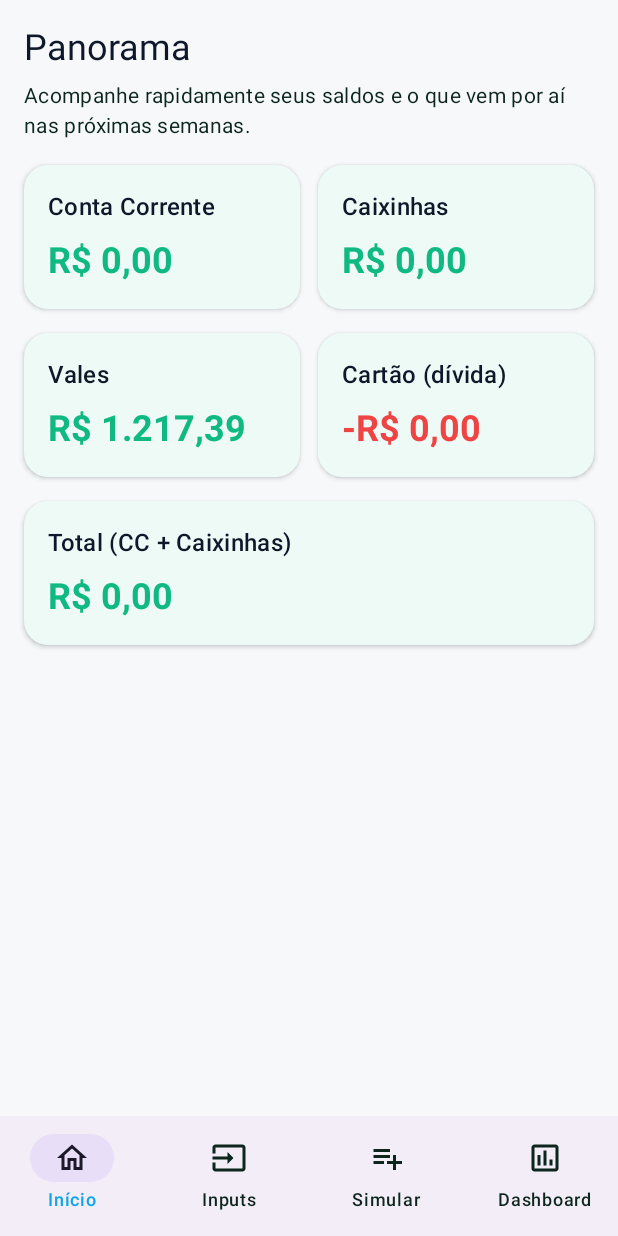
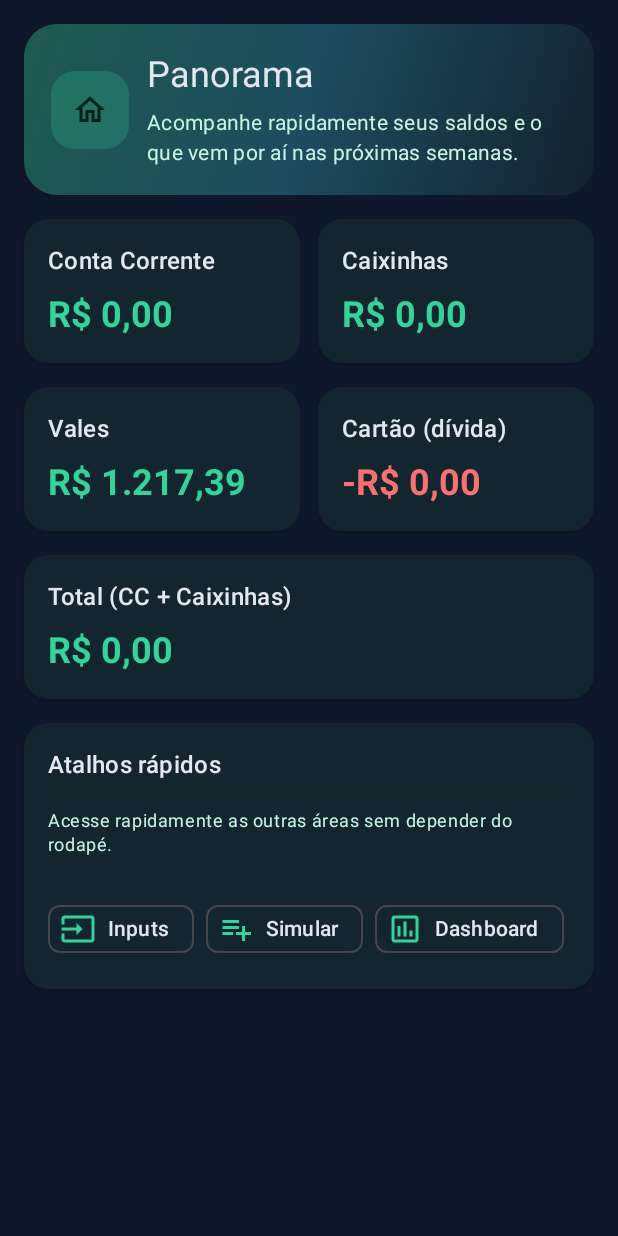
Before and after one commit to GloedenJoao/Android_AppV4, an Android app built with Jetpack Compose: the screen it shows after launch (MainActivity), on a phone screen of 412 x 824 dp. Run offline under Robolectric (Android 15) with nearby library versions, the phone set to English and light mode, and no system bars.

Commit message:
Ajusta tema escuro e cabeçalhos das telas

```diff
--- a/app/src/main/java/com/financeplanner/app/app/MainActivity.kt
+++ b/app/src/main/java/com/financeplanner/app/app/MainActivity.kt
@@ -47,6 +47,8 @@ data class Screen(val route: String, val label: String, val icon: @Composable ()
 @Composable
 fun FinancePlannerApp(viewModel: FinanceViewModel) {
     val navController = rememberNavController()
+    val navBackStackEntry by navController.currentBackStackEntryAsState()
+    val currentRoute = navBackStackEntry?.destination?.route
     val screens = listOf(
         Screen("home", "Início") { Icon(Icons.Outlined.Home, contentDescription = null) },
         Screen("inputs", "Inputs") { Icon(Icons.Outlined.Input, contentDescription = null) },
@@ -55,14 +57,18 @@ fun FinancePlannerApp(viewModel: FinanceViewModel) {
     )
 
     Scaffold(
-        bottomBar = { BottomNav(navController, screens) }
+        bottomBar = {
+            if (currentRoute != "home") {
+                BottomNav(navController, screens)
+            }
+        }
     ) { innerPadding ->
         NavHost(
             navController = navController,
             startDestination = "home",
             modifier = Modifier.padding(innerPadding)
         ) {
-            composable("home") { HomeScreen(viewModel) }
+            composable("home") { HomeScreen(viewModel, onNavigateTo = { navController.navigate(it) }) }
             composable("inputs") { InputsScreen(viewModel) }
             composable("simulate") { SimulationScreen(viewModel) }
             composable("dashboard") { DashboardScreen(viewModel) }
--- a/app/src/main/java/com/financeplanner/app/ui/Screens.kt
+++ b/app/src/main/java/com/financeplanner/app/ui/Screens.kt
@@ -2,20 +2,30 @@ package com.financeplanner.app.ui
 
 import androidx.compose.foundation.Canvas
 import androidx.compose.foundation.background
+import androidx.compose.foundation.layout.Box
 import androidx.compose.foundation.layout.Arrangement
 import androidx.compose.foundation.layout.Column
 import androidx.compose.foundation.layout.ExperimentalLayoutApi
 import androidx.compose.foundation.layout.FlowRow
+import androidx.compose.foundation.layout.Spacer
 import androidx.compose.foundation.layout.Row
 import androidx.compose.foundation.layout.fillMaxSize
 import androidx.compose.foundation.layout.fillMaxWidth
 import androidx.compose.foundation.layout.height
 import androidx.compose.foundation.layout.padding
+import androidx.compose.foundation.layout.size
+import androidx.compose.foundation.layout.width
 import androidx.compose.foundation.lazy.LazyColumn
 import androidx.compose.foundation.shape.RoundedCornerShape
 import androidx.compose.material.icons.Icons
+import androidx.compose.material.icons.outlined.Assessment
 import androidx.compose.material.icons.outlined.Delete
+import androidx.compose.material.icons.outlined.Home
+import androidx.compose.material.icons.outlined.Input
+import androidx.compose.material.icons.outlined.PlaylistAdd
+import androidx.compose.material.icons.outlined.Settings
 import androidx.compose.material3.AssistChip
+import androidx.compose.material3.AssistChipDefaults
 import androidx.compose.material3.Button
 import androidx.compose.material3.Card
 import androidx.compose.material3.CardDefaults
@@ -49,7 +59,9 @@ import androidx.compose.runtime.rememberCoroutineScope
 import androidx.compose.runtime.setValue
 import androidx.compose.ui.Alignment
 import androidx.compose.ui.Modifier
+import androidx.compose.ui.graphics.Brush
 import androidx.compose.ui.graphics.Color
+import androidx.compose.ui.graphics.vector.ImageVector
 import androidx.compose.foundation.text.KeyboardOptions
 import androidx.compose.ui.platform.LocalFocusManager
 import androidx.compose.ui.text.input.ImeAction
@@ -78,7 +90,7 @@ private fun Double.toInputText(): String = if (this == 0.0) "" else this.toStrin
 private fun Int.toInputText(): String = if (this <= 0) "" else this.toString()
 
 @Composable
-fun HomeScreen(viewModel: FinanceViewModel) {
+fun HomeScreen(viewModel: FinanceViewModel, onNavigateTo: (String) -> Unit) {
     val caixinhaTotal = viewModel.caixinhas.sumOf { it.balance }
     val valeTotal = viewModel.vales.sumOf { it.balance }
     LazyColumn(
@@ -89,14 +101,11 @@ fun HomeScreen(viewModel: FinanceViewModel) {
         verticalArrangement = Arrangement.spacedBy(16.dp)
     ) {
         item {
-            Column(verticalArrangement = Arrangement.spacedBy(6.dp)) {
-                Text("Panorama", style = MaterialTheme.typography.headlineSmall)
-                Text(
-                    "Acompanhe rapidamente seus saldos e o que vem por aí nas próximas semanas.",
-                    style = MaterialTheme.typography.bodyMedium,
-                    color = MaterialTheme.colorScheme.onSurfaceVariant
-                )
-            }
+            ScreenHeader(
+                title = "Panorama",
+                subtitle = "Acompanhe rapidamente seus saldos e o que vem por aí nas próximas semanas.",
+                icon = Icons.Outlined.Home
+            )
         }
         item {
             Row(
@@ -136,7 +145,88 @@ fun HomeScreen(viewModel: FinanceViewModel) {
                 modifier = Modifier.fillMaxWidth()
             )
         }
+        item {
+            HomeShortcuts(onNavigateTo = onNavigateTo)
+        }
     }
+}
+
+@Composable
+private fun ScreenHeader(title: String, subtitle: String, icon: ImageVector) {
+    Card(
+        modifier = Modifier.fillMaxWidth(),
+        colors = CardDefaults.cardColors(containerColor = MaterialTheme.colorScheme.surfaceColorAtElevation(6.dp)),
+        shape = RoundedCornerShape(22.dp)
+    ) {
+        Box(
+            modifier = Modifier
+                .background(
+                    brush = Brush.linearGradient(
+                        colors = listOf(
+                            MaterialTheme.colorScheme.primary.copy(alpha = 0.28f),
+                            MaterialTheme.colorScheme.secondary.copy(alpha = 0.22f),
+                            MaterialTheme.colorScheme.surfaceColorAtElevation(1.dp)
+                        )
+                    )
+                )
+                .padding(18.dp)
+        ) {
+            Row(verticalAlignment = Alignment.CenterVertically) {
+                Box(
+                    modifier = Modifier
+                        .size(52.dp)
+                        .background(
+                            color = MaterialTheme.colorScheme.primary.copy(alpha = 0.22f),
+                            shape = RoundedCornerShape(16.dp)
+                        ),
+                    contentAlignment = Alignment.Center
+                ) {
+                    Icon(icon, contentDescription = null, tint = MaterialTheme.colorScheme.onPrimary)
+                }
+                Spacer(modifier = Modifier.width(12.dp))
+                Column(verticalArrangement = Arrangement.spacedBy(6.dp)) {
+                    Text(title, style = MaterialTheme.typography.headlineSmall)
+                    Text(
+                        subtitle,
+                        style = MaterialTheme.typography.bodyMedium,
+                        color = MaterialTheme.colorScheme.onSurfaceVariant
+                    )
+                }
+            }
+        }
+    }
+}
+
+@OptIn(ExperimentalLayoutApi::class)
+@Composable
+private fun HomeShortcuts(onNavigateTo: (String) -> Unit) {
+    SummaryCard(title = "Atalhos rápidos", modifier = Modifier.fillMaxWidth()) {
+        Text(
+            "Acesse rapidamente as outras áreas sem depender do rodapé.",
+            color = MaterialTheme.colorScheme.onSurfaceVariant,
+            style = MaterialTheme.typography.bodySmall
+        )
+        Spacer(modifier = Modifier.height(8.dp))
+        FlowRow(horizontalArrangement = Arrangement.spacedBy(8.dp), verticalArrangement = Arrangement.spacedBy(8.dp)) {
+            ShortcutChip(label = "Inputs", icon = Icons.Outlined.Input) { onNavigateTo("inputs") }
+            ShortcutChip(label = "Simular", icon = Icons.Outlined.PlaylistAdd) { onNavigateTo("simulate") }
+            ShortcutChip(label = "Dashboard", icon = Icons.Outlined.Assessment) { onNavigateTo("dashboard") }
+        }
+    }
+}
+
+@Composable
+private fun ShortcutChip(label: String, icon: ImageVector, onClick: () -> Unit) {
+    AssistChip(
+        onClick = onClick,
+        label = { Text(label) },
+        leadingIcon = { Icon(icon, contentDescription = null) },
+        colors = AssistChipDefaults.assistChipColors(
+            containerColor = MaterialTheme.colorScheme.surfaceColorAtElevation(2.dp),
+            labelColor = MaterialTheme.colorScheme.onSurface,
+            leadingIconContentColor = MaterialTheme.colorScheme.primary
+        )
+    )
 }
 
 @Composable
@@ -166,14 +256,11 @@ fun InputsScreen(viewModel: FinanceViewModel) {
             verticalArrangement = Arrangement.spacedBy(16.dp)
         ) {
         item {
-            Column(verticalArrangement = Arrangement.spacedBy(6.dp)) {
-                Text("Configurações financeiras", style = MaterialTheme.typography.headlineSmall)
-                Text(
-                    "Organize saldos, rendimentos e datas com campos claros e confortáveis de preencher.",
-                    style = MaterialTheme.typography.bodyMedium,
-                    color = MaterialTheme.colorScheme.onSurfaceVariant
-                )
-            }
+            ScreenHeader(
+                title = "Configurações financeiras",
+                subtitle = "Organize saldos, rendimentos e datas com campos claros e confortáveis de preencher.",
+                icon = Icons.Outlined.Settings
+            )
         }
         item {
             SummaryCard(title = "Atualizar Conta Corrente", modifier = Modifier.fillMaxWidth()) {
@@ -525,14 +612,11 @@ fun SimulationScreen(viewModel: FinanceViewModel) {
         verticalArrangement = Arrangement.spacedBy(16.dp)
     ) {
         item {
-            Column(verticalArrangement = Arrangement.spacedBy(6.dp)) {
-                Text("Simular transações", style = MaterialTheme.typography.headlineSmall)
-                Text(
-                    "Planeje movimentos futuros com campos legíveis e atalhos rápidos para escolher origem.",
-                    style = MaterialTheme.typography.bodyMedium,
-                    color = MaterialTheme.colorScheme.onSurfaceVariant
-                )
-            }
+            ScreenHeader(
+                title = "Simular transações",
+                subtitle = "Planeje movimentos futuros com campos legíveis e atalhos rápidos para escolher origem.",
+                icon = Icons.Outlined.PlaylistAdd
+            )
         }
         item {
             SummaryCard(title = "Configurar transação simulada", modifier = Modifier.fillMaxWidth()) {
@@ -744,14 +828,11 @@ fun DashboardScreen(viewModel: FinanceViewModel) {
         verticalArrangement = Arrangement.spacedBy(16.dp)
     ) {
         item {
-            Column(verticalArrangement = Arrangement.spacedBy(6.dp)) {
-                Text("Dashboard", style = MaterialTheme.typography.headlineSmall)
-                Text(
-                    "Visualize tendências e ajuste o período para entender a saúde financeira.",
-                    style = MaterialTheme.typography.bodyMedium,
-                    color = MaterialTheme.colorScheme.onSurfaceVariant
-                )
-            }
+            ScreenHeader(
+                title = "Dashboard",
+                subtitle = "Visualize tendências e ajuste o período para entender a saúde financeira.",
+                icon = Icons.Outlined.Assessment
+            )
         }
         item {
             SummaryCard(title = "Período de análise", modifier = Modifier.fillMaxWidth()) {
--- a/app/src/main/java/com/financeplanner/app/ui/theme/Theme.kt
+++ b/app/src/main/java/com/financeplanner/app/ui/theme/Theme.kt
@@ -2,23 +2,8 @@ package com.financeplanner.app.ui.theme
 
 import androidx.compose.material3.MaterialTheme
 import androidx.compose.material3.darkColorScheme
-import androidx.compose.material3.lightColorScheme
 import androidx.compose.runtime.Composable
 import androidx.compose.ui.graphics.Color
-
-private val LightColorScheme = lightColorScheme(
-    primary = Color(0xFF10B981),
-    onPrimary = Color(0xFF002116),
-    secondary = Color(0xFF0EA5E9),
-    onSecondary = Color(0xFF001E2C),
-    background = Color(0xFFF6F8FA),
-    onBackground = Color(0xFF0F172A),
-    surface = Color(0xFFFFFFFF),
-    onSurface = Color(0xFF0F172A),
-    surfaceVariant = Color(0xFFE6F4EF),
-    onSurfaceVariant = Color(0xFF0D261D),
-    error = Color(0xFFEF4444)
-)
 
 private val DarkColorScheme = darkColorScheme(
     primary = Color(0xFF34D399),
@@ -36,7 +21,7 @@ private val DarkColorScheme = darkColorScheme(
 
 @Composable
 fun FinancePlannerTheme(content: @Composable () -> Unit) {
-    val colorScheme = LightColorScheme
+    val colorScheme = DarkColorScheme
     MaterialTheme(
         colorScheme = colorScheme,
         typography = Typography,
```
